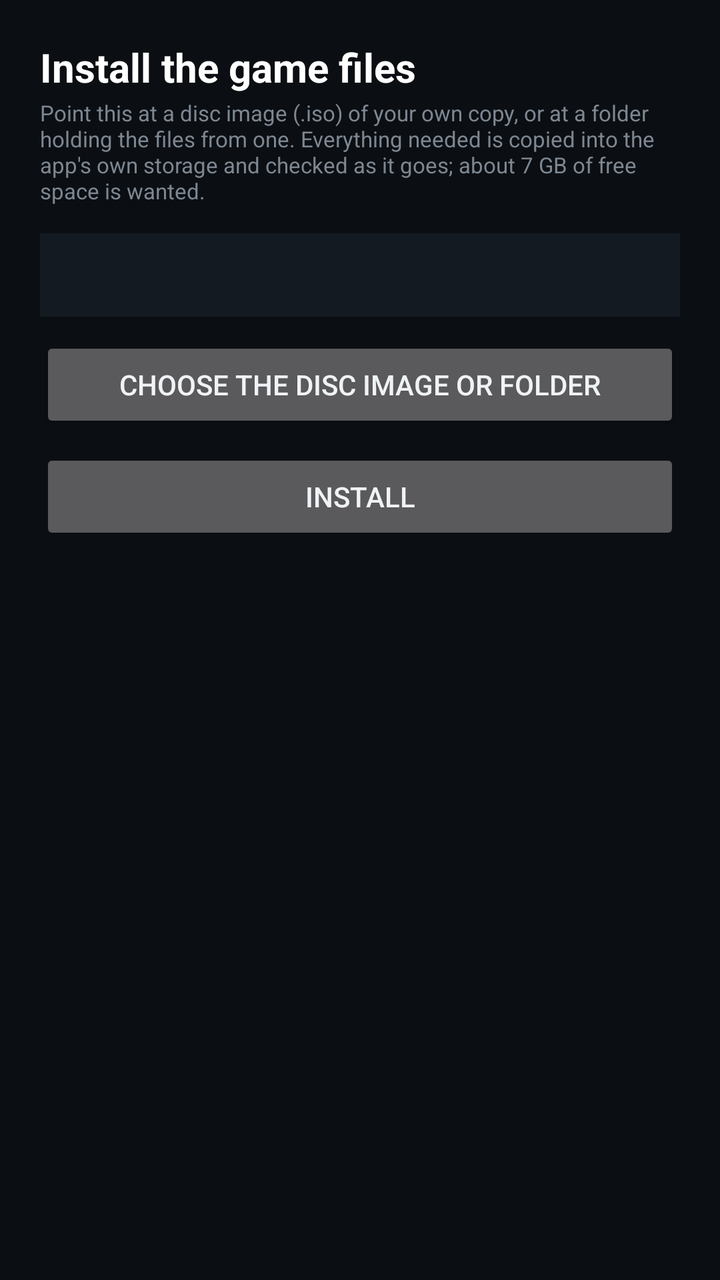
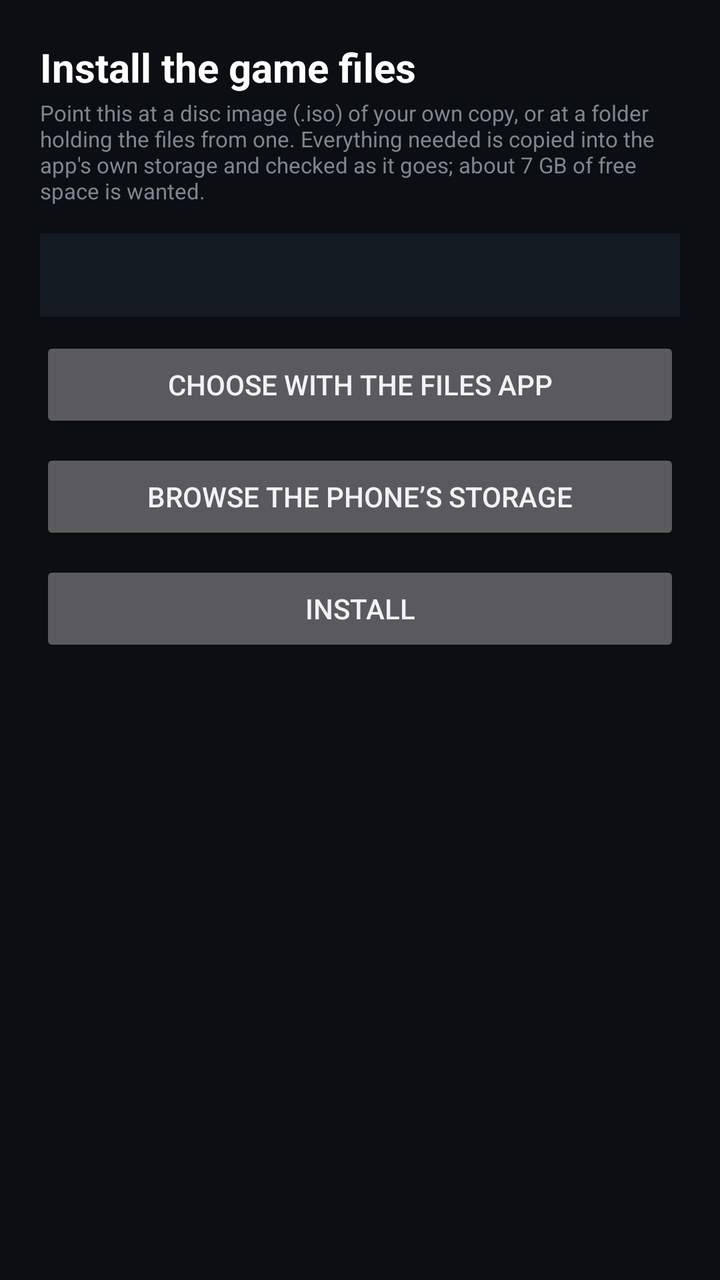

The first picture is an Android layout as it rendered before a commit; the second is the same layout after the commit. The layout source and the unified diff follow.
<!-- AndroidManifest.xml: application theme Theme.MW2 -->
<!-- res/layout/activity_install.xml -->
<?xml version="1.0" encoding="utf-8"?>
<ScrollView xmlns:android="http://schemas.android.com/apk/res/android"
    android:layout_width="match_parent"
    android:layout_height="match_parent"
    android:fillViewport="true"
    android:background="#0B0E12">

    <LinearLayout
        android:layout_width="match_parent"
        android:layout_height="wrap_content"
        android:orientation="vertical"
        android:padding="20dp">

        <TextView
            android:layout_width="match_parent"
            android:layout_height="wrap_content"
            android:text="@string/install_game"
            android:textColor="#FFFFFF"
            android:textSize="20sp"
            android:textStyle="bold" />

        <TextView
            style="@style/SettingHint"
            android:layout_width="match_parent"
            android:layout_height="wrap_content"
            android:text="@string/install_hint" />

        <TextView
            android:id="@+id/source"
            android:layout_width="match_parent"
            android:layout_height="wrap_content"
            android:layout_marginTop="12dp"
            android:background="#141A21"
            android:padding="12dp"
            android:textColor="#C8D0D8"
            android:textSize="13sp" />

        <Button
            android:id="@+id/choose"
            android:layout_width="match_parent"
            android:layout_height="wrap_content"
            android:layout_marginTop="10dp"
            android:text="@string/choose_source" />

        <Button
            android:id="@+id/begin"
            android:layout_width="match_parent"
            android:layout_height="wrap_content"
            android:layout_marginTop="8dp"
            android:enabled="false"
            android:text="@string/begin_install" />

        <ProgressBar
            android:id="@+id/progress"
            style="?android:attr/progressBarStyleHorizontal"
            android:layout_width="match_parent"
            android:layout_height="wrap_content"
            android:layout_marginTop="14dp"
            android:max="1000"
            android:visibility="gone" />

        <TextView
            android:id="@+id/progress_text"
            style="@style/SettingHint"
            android:layout_width="match_parent"
            android:layout_height="wrap_content" />

        <Button
            android:id="@+id/cancel"
            android:layout_width="match_parent"
            android:layout_height="wrap_content"
            android:layout_marginTop="8dp"
            android:visibility="gone"
            android:text="@string/cancel" />
    </LinearLayout>
</ScrollView>
<!-- resources referenced by this layout -->
<resources>
  <string name="begin_install">Install</string>
  <string name="cancel">Cancel</string>
  <string name="choose_source">Choose the disc image or folder</string>
  <string name="install_game">Install the game files</string>
  <string name="install_hint">Point this at a disc image (.iso) of your own copy, or at a folder holding the files from one. Everything needed is copied into the app\'s own storage and checked as it goes; about 7 GB of free space is wanted.</string>
  <style name="SettingHint">
          <item name="android:paddingTop">2dp</item>
          <item name="android:paddingBottom">2dp</item>
          <item name="android:textColor">#7D8792</item>
          <item name="android:textSize">11sp</item>
      </style>
  <style name="Theme.MW2" parent="Theme.AppCompat.NoActionBar">
          <item name="android:windowBackground">#0B0E12</item>
          <item name="colorPrimary">#1B2129</item>
          <item name="colorPrimaryDark">#0B0E12</item>
          <item name="colorAccent">#7FB2FF</item>
          <item name="android:textColorPrimary">#F0F3F6</item>
          <item name="android:textColorSecondary">#9AA5B1</item>
      </style>
</resources>

<!-- the commit's change to res/layout/activity_install.xml (unified diff, before → after) -->
@@ -36,10 +36,17 @@
             android:textSize="13sp" />
 
         <Button
+            android:id="@+id/pick"
+            android:layout_width="match_parent"
+            android:layout_height="wrap_content"
+            android:layout_marginTop="10dp"
+            android:text="@string/pick_with_files" />
+
+        <Button
             android:id="@+id/choose"
             android:layout_width="match_parent"
             android:layout_height="wrap_content"
-            android:layout_marginTop="10dp"
+            android:layout_marginTop="8dp"
             android:text="@string/choose_source" />
 
         <Button
<!-- resource entries referenced after the edit -->
@@ -2,9 +2,10 @@
 <resources>
   <string name="begin_install">Install</string>
   <string name="cancel">Cancel</string>
-  <string name="choose_source">Choose the disc image or folder</string>
+  <string name="choose_source">Browse the phone\u2019s storage</string>
   <string name="install_game">Install the game files</string>
   <string name="install_hint">Point this at a disc image (.iso) of your own copy, or at a folder holding the files from one. Everything needed is copied into the app\'s own storage and checked as it goes; about 7 GB of free space is wanted.</string>
+  <string name="pick_with_files">Choose with the Files app</string>
   <style name="SettingHint">
           <item name="android:paddingTop">2dp</item>
           <item name="android:paddingBottom">2dp</item>
